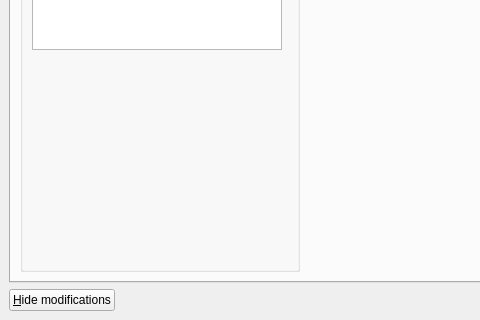
Above: gitbuster/main_window.ui from mike-perdide/gitbuster before the change; both pictures show x 0 to 480 and y 388 to 708 of the 1077 by 708 pixel window. Below: the same form after it.
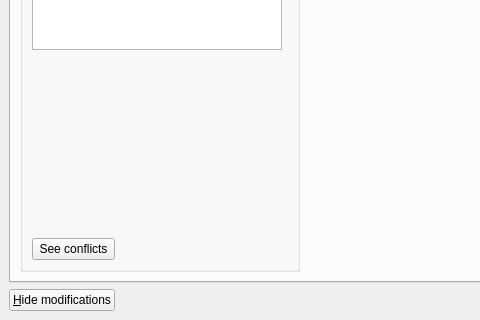
That is the form after the change. The open tabs and pages were chosen to show the change. Icons and pictures are not drawn.

Commit message: New conflicts button.

Diff of the .ui file:
```diff
--- a/gitbuster/main_window.ui
+++ b/gitbuster/main_window.ui
@@ -900,6 +900,13 @@
              </property>
             </spacer>
            </item>
+           <item row="8" column="0">
+            <widget class="QPushButton" name="conflictsButton">
+             <property name="text">
+              <string>See conflicts</string>
+             </property>
+            </widget>
+           </item>
           </layout>
          </widget>
         </item>
```
